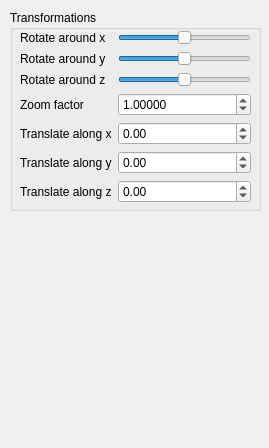
Above: SideWidget.ui from sekmet64/cga before the change. Below: the same form after it.
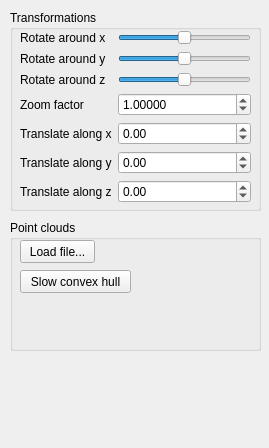
That is the form after the change.

```diff
--- a/SideWidget.ui
+++ b/SideWidget.ui
@@ -217,6 +217,45 @@
     </layout>
    </widget>
   </widget>
+  <widget class="QGroupBox" name="groupBox_2">
+   <property name="geometry">
+    <rect>
+     <x>10</x>
+     <y>220</y>
+     <width>251</width>
+     <height>131</height>
+    </rect>
+   </property>
+   <property name="title">
+    <string>Point clouds</string>
+   </property>
+   <widget class="QPushButton" name="loadButton">
+    <property name="geometry">
+     <rect>
+      <x>10</x>
+      <y>20</y>
+      <width>75</width>
+      <height>23</height>
+     </rect>
+    </property>
+    <property name="text">
+     <string>Load file...</string>
+    </property>
+   </widget>
+   <widget class="QPushButton" name="slowButton">
+    <property name="geometry">
+     <rect>
+      <x>10</x>
+      <y>50</y>
+      <width>111</width>
+      <height>23</height>
+     </rect>
+    </property>
+    <property name="text">
+     <string>Slow convex hull</string>
+    </property>
+   </widget>
+  </widget>
  </widget>
  <resources/>
  <connections/>
```
